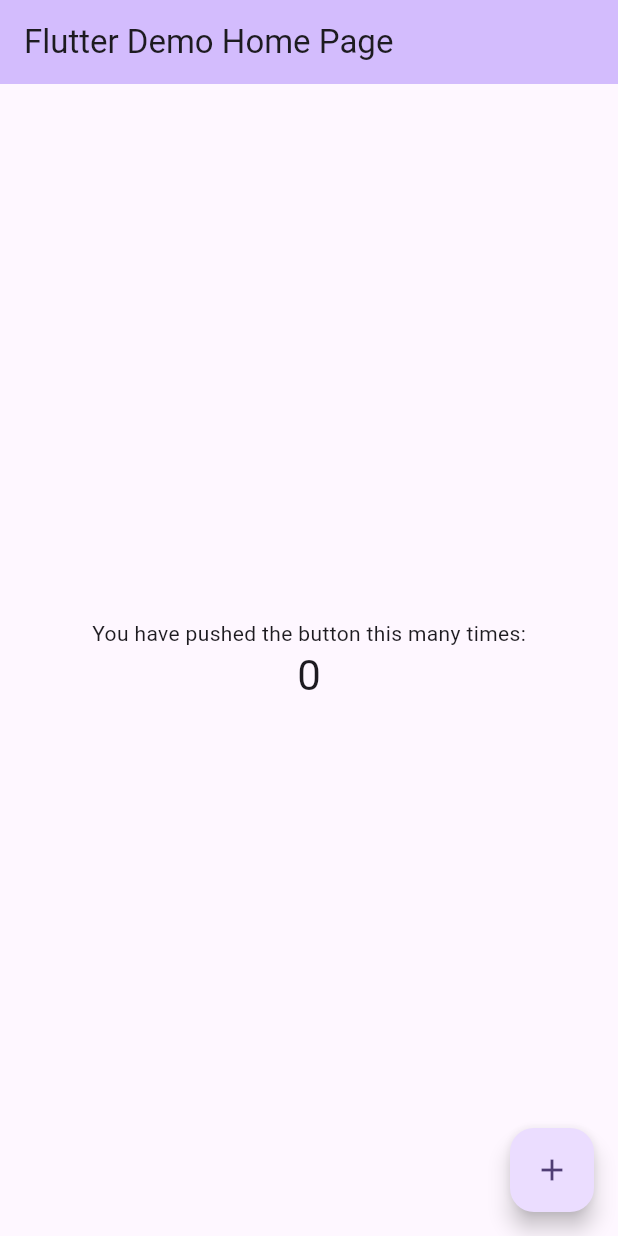
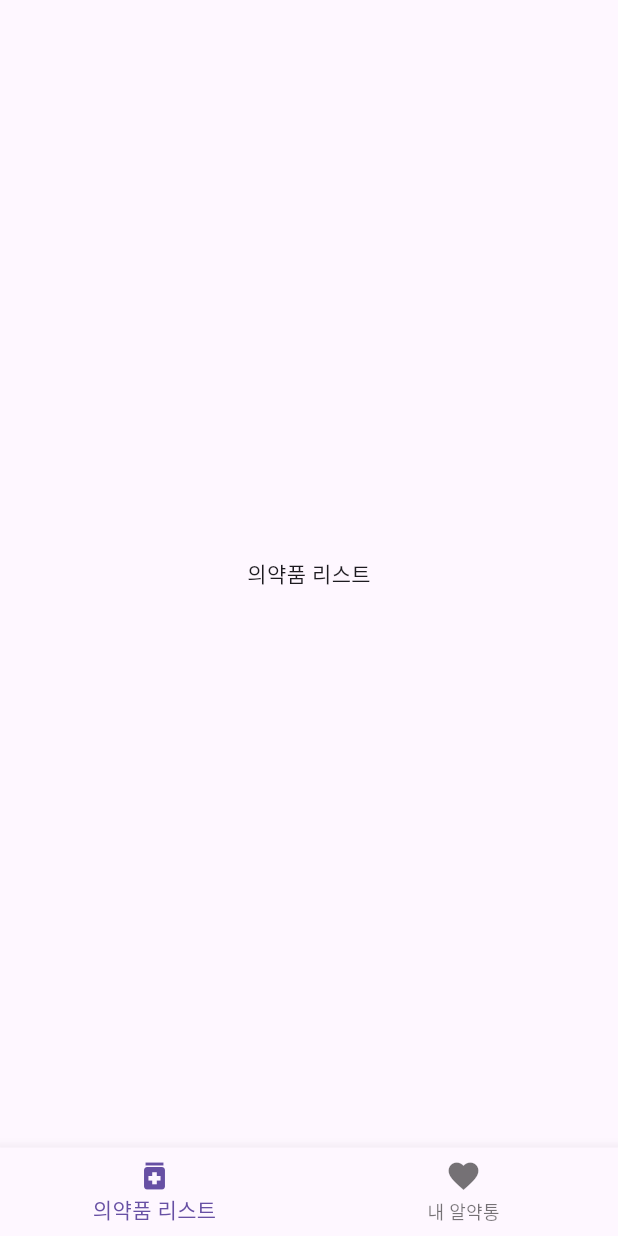
Before and after one commit to shinseunguk/Pilly, a Flutter app: the screen it shows after launch, on a phone screen of 412 x 824 dp. Run offline on Flutter 3.47's test engine with Material 3 defaults, Android fonts, the light colour scheme and no system bars; our stand-ins replace flutter_native_splash, get.

Commit message:
💄 하단 네비게이션 바 추가

```diff
--- a/lib/main.dart
+++ b/lib/main.dart
@@ -1,5 +1,6 @@
 import 'package:flutter/material.dart';
 import 'package:flutter_native_splash/flutter_native_splash.dart';
+import 'package:pilly/view/navigation_bar_view.dart';
 
 void main() async {
   WidgetsBinding widgetsBinding = WidgetsFlutterBinding.ensureInitialized();
@@ -27,6 +28,7 @@
     return MaterialApp(
       title: 'Flutter Demo',
       theme: ThemeData(
+        splashFactory: NoSplash.splashFactory,
         // This is the theme of your application.
         //
         // TRY THIS: Try running your application with "flutter run". You'll see
@@ -42,95 +44,9 @@
         //
         // This works for code too, not just values: Most code changes can be
         // tested with just a hot reload.
-        colorScheme: ColorScheme.fromSeed(seedColor: Colors.deepPurple),
+        // colorScheme: ColorScheme.fromSeed(seedColor: Colors.deepPurple),
       ),
-      home: const MyHomePage(title: 'Flutter Demo Home Page'),
+      home: const NavigationBarView(),
     );
   }
 }
-
-class MyHomePage extends StatefulWidget {
-  const MyHomePage({super.key, required this.title});
-
-  // This widget is the home page of your application. It is stateful, meaning
-  // that it has a State object (defined below) that contains fields that affect
-  // how it looks.
-
-  // This class is the configuration for the state. It holds the values (in this
-  // case the title) provided by the parent (in this case the App widget) and
-  // used by the build method of the State. Fields in a Widget subclass are
-  // always marked "final".
-
-  final String title;
-
-  @override
-  State<MyHomePage> createState() => _MyHomePageState();
-}
-
-class _MyHomePageState extends State<MyHomePage> {
-  int _counter = 0;
-
-  void _incrementCounter() {
-    setState(() {
-      // This call to setState tells the Flutter framework that something has
-      // changed in this State, which causes it to rerun the build method below
-      // so that the display can reflect the updated values. If we changed
-      // _counter without calling setState(), then the build method would not be
-      // called again, and so nothing would appear to happen.
-      _counter++;
-    });
-  }
-
-  @override
-  Widget build(BuildContext context) {
-    // This method is rerun every time setState is called, for instance as done
-    // by the _incrementCounter method above.
-    //
-    // The Flutter framework has been optimized to make rerunning build methods
-    // fast, so that you can just rebuild anything that needs updating rather
-    // than having to individually change instances of widgets.
-    return Scaffold(
-      appBar: AppBar(
-        // TRY THIS: Try changing the color here to a specific color (to
-        // Colors.amber, perhaps?) and trigger a hot reload to see the AppBar
-        // change color while the other colors stay the same.
-        backgroundColor: Theme.of(context).colorScheme.inversePrimary,
-        // Here we take the value from the MyHomePage object that was created by
-        // the App.build method, and use it to set our appbar title.
-        title: Text(widget.title),
-      ),
-      body: Center(
-        // Center is a layout widget. It takes a single child and positions it
-        // in the middle of the parent.
-        child: Column(
-          // Column is also a layout widget. It takes a list of children and
-          // arranges them vertically. By default, it sizes itself to fit its
-          // children horizontally, and tries to be as tall as its parent.
-          //
-          // Column has various properties to control how it sizes itself and
-          // how it positions its children. Here we use mainAxisAlignment to
-          // center the children vertically; the main axis here is the vertical
-          // axis because Columns are vertical (the cross axis would be
-          // horizontal).
-          //
-          // TRY THIS: Invoke "debug painting" (choose the "Toggle Debug Paint"
-          // action in the IDE, or press "p" in the console), to see the
-          // wireframe for each widget.
-          mainAxisAlignment: MainAxisAlignment.center,
-          children: <Widget>[
-            const Text('You have pushed the button this many times:'),
-            Text(
-              '$_counter',
-              style: Theme.of(context).textTheme.headlineMedium,
-            ),
-          ],
-        ),
-      ),
-      floatingActionButton: FloatingActionButton(
-        onPressed: _incrementCounter,
-        tooltip: 'Increment',
-        child: const Icon(Icons.add),
-      ), // This trailing comma makes auto-formatting nicer for build methods.
-    );
-  }
-}
--- /dev/null
+++ b/lib/view/navigation_bar_view.dart
@@ -0,0 +1,62 @@
+import 'package:flutter/material.dart';
+import 'package:get/get.dart';
+
+class NavigationBarView extends StatefulWidget {
+  const NavigationBarView({super.key});
+
+  @override
+  State<NavigationBarView> createState() => _NavigationBarViewState();
+}
+
+class _NavigationBarViewState extends State<NavigationBarView>
+    with SingleTickerProviderStateMixin {
+  late TabController _tabController;
+  final RxInt _selectedIndex = 0.obs;
+
+  @override
+  void initState() {
+    super.initState();
+    _tabController = TabController(
+      length: 2,
+      vsync: this,
+    ); // Adjust the length based on the number of tabs
+    _tabController.addListener(() {
+      _selectedIndex.value = _tabController.index;
+    });
+  }
+
+  @override
+  Widget build(BuildContext context) {
+    return Scaffold(
+      body: TabBarView(
+        controller: _tabController,
+        children: const [
+          Center(child: Text('의약품 리스트')),
+          Center(child: Text('내 알약통')),
+        ],
+      ),
+      bottomNavigationBar: Obx(
+        () => BottomNavigationBar(
+          currentIndex: _selectedIndex.value,
+          onTap: (index) {
+            _tabController.animateTo(index);
+          },
+          enableFeedback: false, // 터치 효과 제거
+          items: const [
+            BottomNavigationBarItem(
+              icon: Icon(Icons.medication),
+              label: '의약품 리스트',
+            ),
+            BottomNavigationBarItem(icon: Icon(Icons.favorite), label: '내 알약통'),
+          ],
+        ),
+      ),
+    );
+  }
+
+  @override
+  void dispose() {
+    _tabController.dispose();
+    super.dispose();
+  }
+}
```
